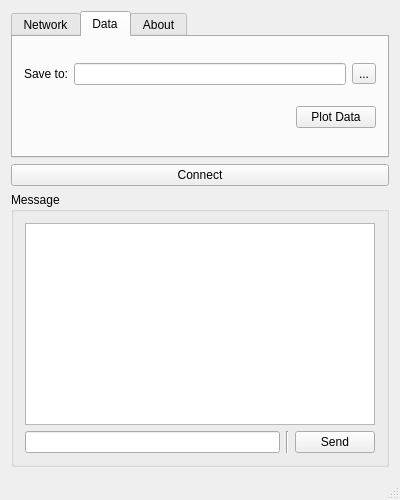
Before: the Qt Designer form mainwindow.ui in rookiepeng/wifi-daq, drawn with Qt 5.
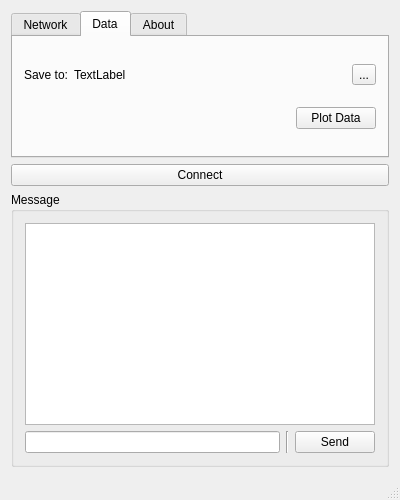
After: the same form once the commit is applied. The open tabs and pages were chosen to show the change.

```diff
--- a/mainwindow.ui
+++ b/mainwindow.ui
@@ -301,7 +301,17 @@
            </widget>
           </item>
           <item>
-           <widget class="QLineEdit" name="lineEdit_SaveTo"/>
+           <widget class="QLabel" name="label_SaveDir">
+            <property name="sizePolicy">
+             <sizepolicy hsizetype="Expanding" vsizetype="Preferred">
+              <horstretch>0</horstretch>
+              <verstretch>0</verstretch>
+             </sizepolicy>
+            </property>
+            <property name="text">
+             <string>TextLabel</string>
+            </property>
+           </widget>
           </item>
           <item>
            <widget class="QToolButton" name="toolButton_SaveTo">
```
Left out of the diff: 6 changed lines with no effect on the pictures.
